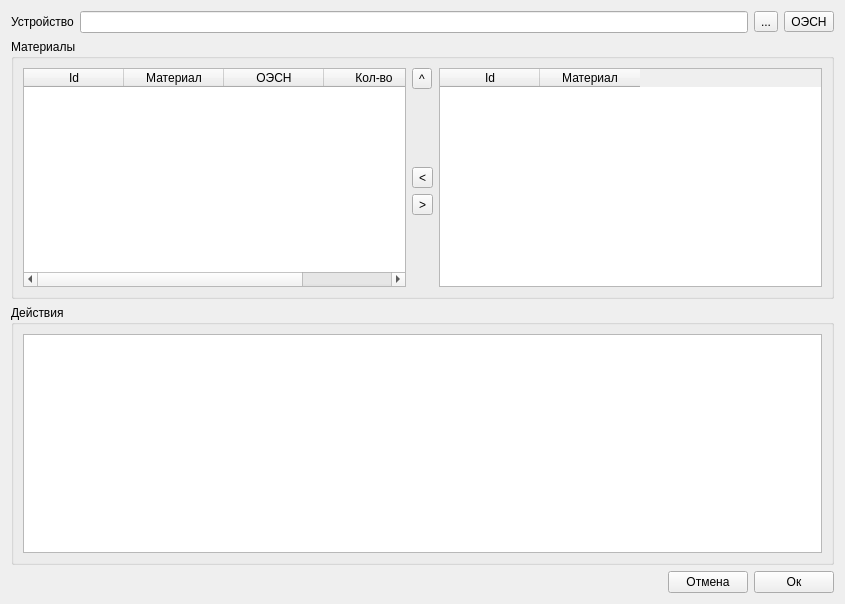
The window that krform.ui (Balyaev-D-A/MFDB) describes before a commit, drawn with Qt 5.
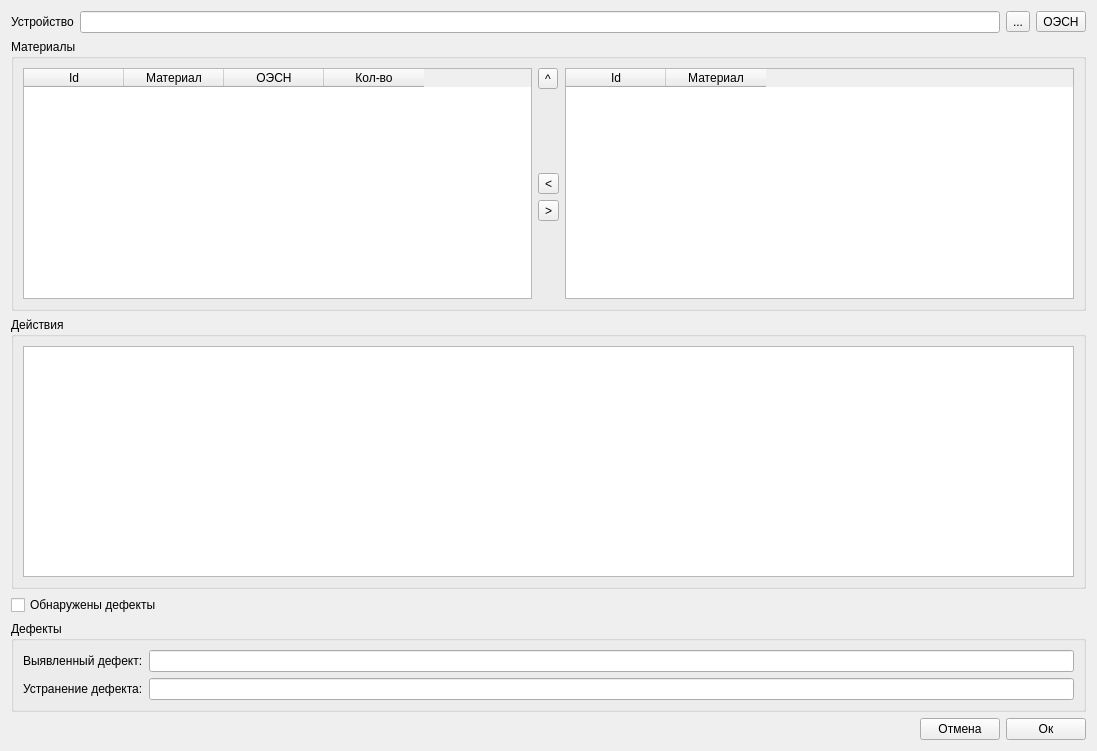
The same window after the commit. Custom widgets are drawn as their Qt base class.

```diff
--- a/krform.ui
+++ b/krform.ui
@@ -6,14 +6,14 @@
    <rect>
     <x>0</x>
     <y>0</y>
-    <width>845</width>
-    <height>604</height>
+    <width>1097</width>
+    <height>751</height>
    </rect>
   </property>
   <property name="windowTitle">
    <string>Form</string>
   </property>
-  <layout class="QVBoxLayout" name="verticalLayout_2">
+  <layout class="QVBoxLayout" name="verticalLayout_3">
    <item>
     <layout class="QHBoxLayout" name="horizontalLayout">
      <item>
@@ -76,7 +76,7 @@
          <bool>false</bool>
         </property>
         <attribute name="verticalHeaderVisible">
-         <bool>true</bool>
+         <bool>false</bool>
         </attribute>
         <column>
          <property name="text">
@@ -201,6 +201,46 @@
      </layout>
     </widget>
    </item>
+   <item>
+    <widget class="QCheckBox" name="checkBox">
+     <property name="text">
+      <string>Обнаружены дефекты</string>
+     </property>
+    </widget>
+   </item>
+   <item>
+    <widget class="QGroupBox" name="defectBox">
+     <property name="title">
+      <string>Дефекты</string>
+     </property>
+     <layout class="QVBoxLayout" name="verticalLayout_2">
+      <item>
+       <layout class="QFormLayout" name="formLayout">
+        <item row="0" column="0">
+         <widget class="QLabel" name="label_2">
+          <property name="text">
+           <string>Выявленный дефект:</string>
+          </property>
+         </widget>
+        </item>
+        <item row="0" column="1">
+         <widget class="QLineEdit" name="defectEdit"/>
+        </item>
+        <item row="1" column="0">
+         <widget class="QLabel" name="label_3">
+          <property name="text">
+           <string>Устранение дефекта:</string>
+          </property>
+         </widget>
+        </item>
+        <item row="1" column="1">
+         <widget class="QLineEdit" name="repairEdit"/>
+        </item>
+       </layout>
+      </item>
+     </layout>
+    </widget>
+   </item>
    <item>
     <layout class="QHBoxLayout" name="horizontalLayout_2">
      <item>
```
